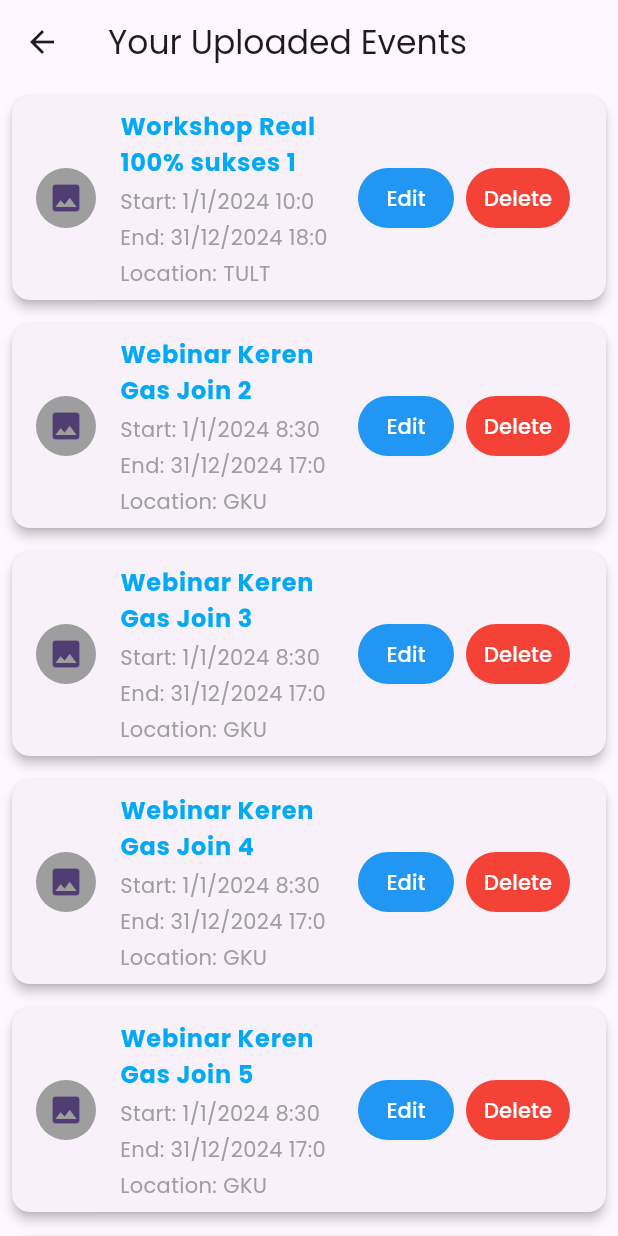
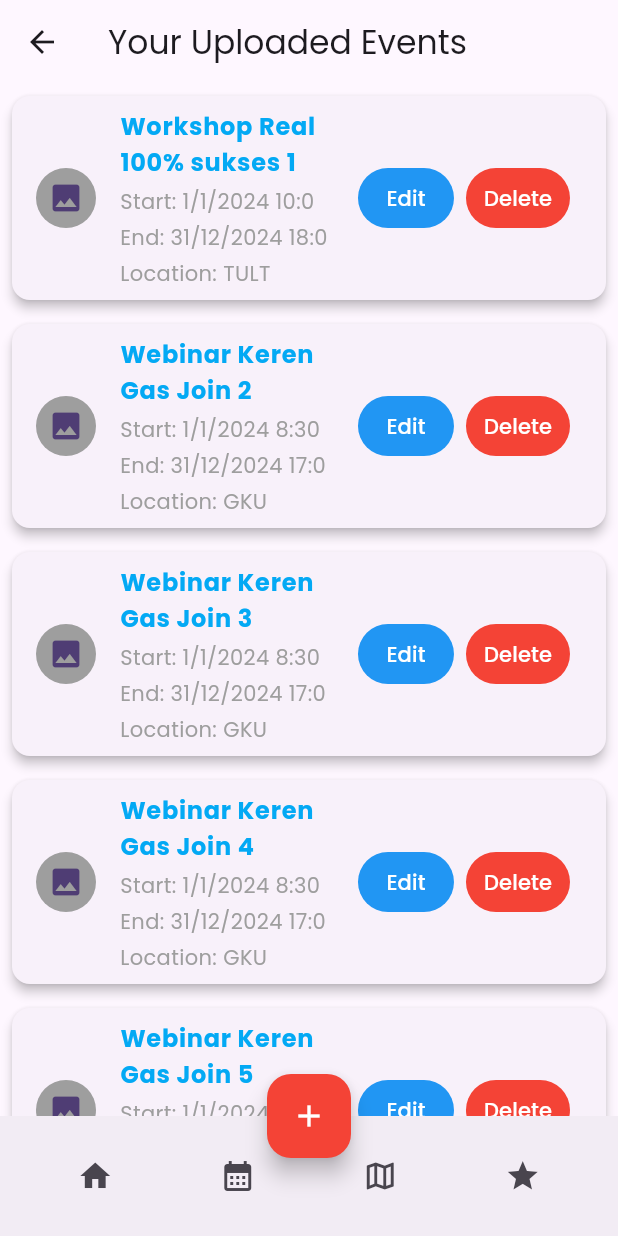
Before and after one commit to TheR4V3/App-Event, a Flutter app: the UploadPage screen opened directly, on a phone screen of 412 x 824 dp. Run offline on Flutter 3.47's test engine with Material 3 defaults, Android fonts, the phone set to English and light mode, and no system bars; our stand-ins replace table_calendar; missing offline and left inert: iconamoon; project files that could hold a hidden picture were left out.

Commit message:
Update main.dart

```diff
--- a/mobpro/lib/main.dart
+++ b/mobpro/lib/main.dart
@@ -1,4 +1,5 @@
 import 'package:flutter/material.dart';
+import 'package:mobpro/calendar_page.dart';
 import 'home_page.dart';
 import 'package:intl/intl.dart';
 
@@ -639,6 +640,60 @@ class _UploadPageState extends State<UploadPage> {
           return _buildListItem(index);
         },
       ),
+            floatingActionButton: FloatingActionButton(
+        onPressed: () {
+          Navigator.push(
+            context,
+            MaterialPageRoute(builder: (context) => AddUploadEvent()),
+          );
+        },
+        backgroundColor: Colors.red,
+        child: Icon(Icons.add, color: Colors.white),
+      ),
+      bottomNavigationBar: BottomAppBar(
+        child: Row(
+          mainAxisAlignment: MainAxisAlignment.spaceAround,
+          children: [
+            IconButton(
+              onPressed: () {
+                Navigator.push(
+                  context,
+                  MaterialPageRoute(builder: (context) => HomePage()),
+                );
+              },
+              icon: Icon(Icons.home),
+            ),
+            IconButton(
+              onPressed: () {
+                Navigator.push(
+                  context,
+                  MaterialPageRoute(builder: (context) => CalendarPage()),
+                );
+              },
+              icon: Icon(Icons.calendar_month),
+            ),
+            IconButton(
+              onPressed: () {
+                Navigator.push(
+                  context,
+                  MaterialPageRoute(builder: (context) => AddressPage()),
+                );
+              },
+              icon: Icon(Icons.map_outlined),
+            ),
+            IconButton(
+              onPressed: () {
+                Navigator.push(
+                  context,
+                  MaterialPageRoute(builder: (context) => ReviewPage()),
+                );
+              },
+              icon: Icon(Icons.star),
+            ),
+          ],
+        ),
+      ),
+      floatingActionButtonLocation: FloatingActionButtonLocation.centerDocked,
     );
   }
 
```
